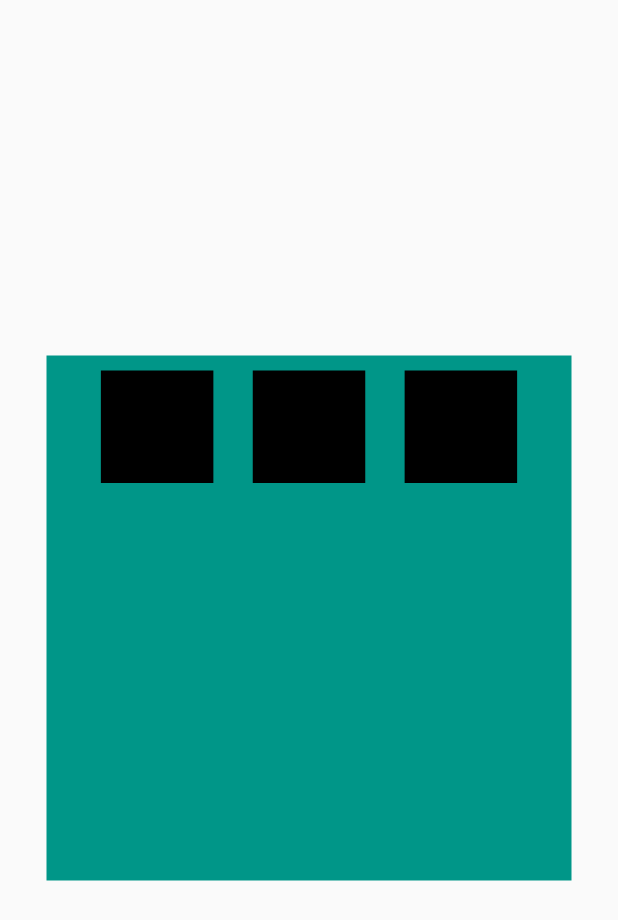
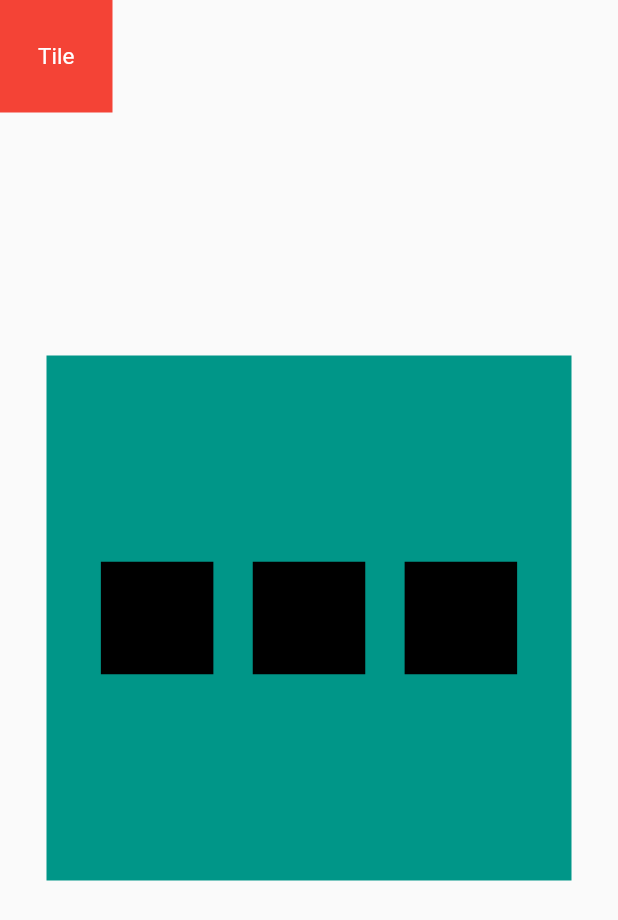
Before and after one commit to mmorgan55/divide-math-game, a Flutter app: the screen it shows after launch, on a phone screen of 412 x 824 dp. Shown: the top 920 px of the screen. Run offline on Flutter 3.47's test engine with Material 2 defaults, Android fonts, the phone set to English and light mode, and no system bars.

```diff
--- a/lib/main.dart
+++ b/lib/main.dart
@@ -1,4 +1,5 @@
 import 'package:flutter/material.dart';
+import 'numberTile.dart';
 
 void main() => runApp(DivideGame());
 
@@ -19,21 +20,25 @@ class App extends StatefulWidget {
 }
 
 class AppState extends State<App> {
+  String word = '';
   @override
   Widget build(BuildContext context) {
-    return Center(
+    return Stack(
+      children: <Widget>[
+        NumberTile(Offset(0.0, 0.0), "Tile"),
+        Center(
           child: Container(
             padding: EdgeInsets.all(10.0),
             height: 350.0,
             width: 350.0,
             color: Colors.teal,
-        child: Stack(
-          children: <Widget>[
-            Positioned(
             child: Row(
+              //TODO Move code into separate widget.
               mainAxisAlignment: MainAxisAlignment.spaceEvenly,
               children: <Widget>[
-                  DragTarget(builder: (
+                DragTarget(onAccept: (String string) {
+                  word = string;
+                }, builder: (
                   BuildContext context,
                   List<dynamic> accepted,
                   List<dynamic> rejected,
@@ -42,6 +47,11 @@ class AppState extends State<App> {
                     color: Colors.black,
                     height: 75.0,
                     width: 75.0,
+                    child: Center(
+                      child: Text(
+                        accepted.isEmpty ? word : '',
+                      ),
+                    ),
                   );
                 }),
                 DragTarget(builder: (
@@ -68,10 +78,9 @@ class AppState extends State<App> {
                 }),
               ],
             ),
-            )
-          ],
           ),
         ),
+      ],
     );
   }
 }
--- a/lib/numberTile.dart
+++ b/lib/numberTile.dart
@@ -1,9 +1,59 @@
 import 'package:flutter/material.dart';
 
-class NumberTile extends StatelessWidget {
+class NumberTile extends StatefulWidget {
+  final Offset initPos;
+  final String label;
+
+  NumberTile(this.initPos, this.label);
+
+  @override
+  NumberTileState createState() => NumberTileState();
+}
+
+class NumberTileState extends State<NumberTile> {
+  Offset position = Offset(0.0, 0.0);
+
+  @override
+  void initState() {
+    super.initState();
+    position = widget.initPos;
+  }
+
   @override
   Widget build(BuildContext context) {
-    // TODO: implement build
-    return null;
+    // TODO: Currently used for testing.
+    return Positioned(
+      left: position.dx,
+      top: position.dy,
+      child: Draggable(
+        data: widget.label,
+        child: Container(
+          height: 75.0,
+          width: 75.0,
+          color: Colors.red,
+          child: Center(
+            child: Text(
+              widget.label,
+              style: TextStyle(
+                color: Colors.white,
+                decoration: TextDecoration.none,
+                fontSize: 15.0,
+              ),
+            ),
+          ),
+        ),
+        onDraggableCanceled: (velocity, offset) {
+          setState(() {
+            position = offset;
+          });
+        },
+        childWhenDragging: Container(),
+        feedback: Container(
+          height: 75.0,
+          width: 75.0,
+          color: Colors.red.withOpacity(0.5),
+        ),
+      ),
+    );
   }
 }
```
Lines whose indentation alone changed are shown as unchanged.
